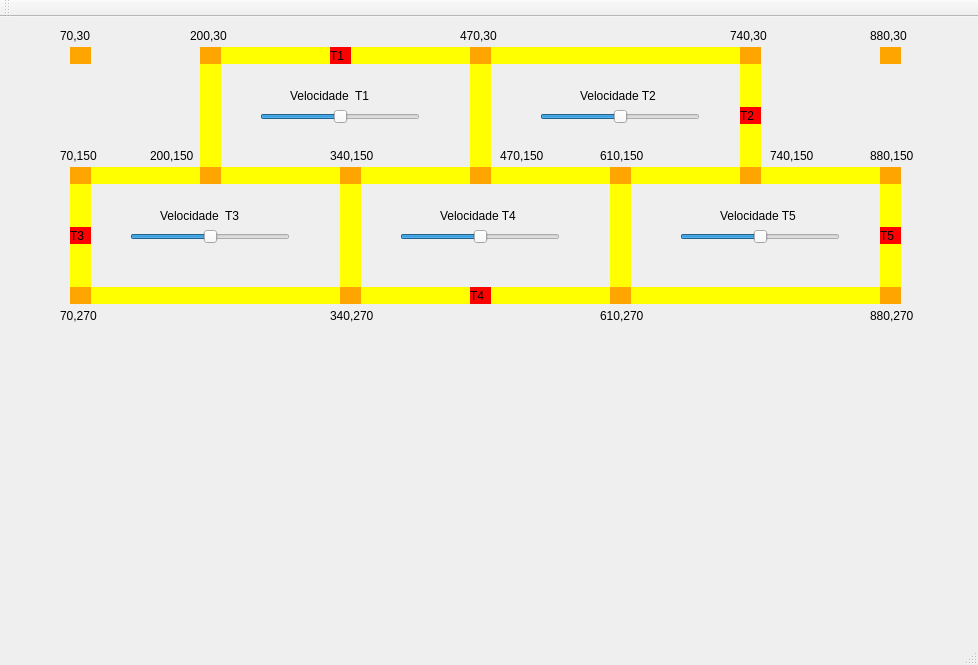
Above: mainwindow.ui from WilliamOliveira5246/TrabalhoSOU2 before the change. Below: the same form after it.
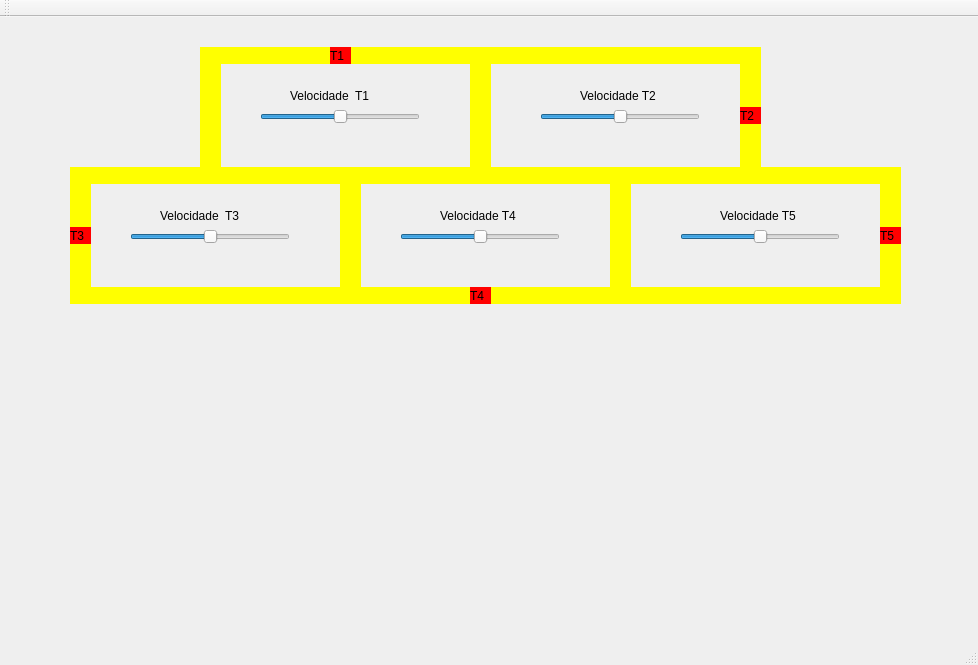
That is the form after the change.

Commit message: feat: Retirada de elementos visuais

The edit to the form file:
```diff
--- a/mainwindow.ui
+++ b/mainwindow.ui
@@ -540,470 +540,6 @@
      <enum>Qt::Horizontal</enum>
     </property>
    </widget>
-   <widget class="QLabel" name="label_6">
-    <property name="geometry">
-     <rect>
-      <x>70</x>
-      <y>30</y>
-      <width>21</width>
-      <height>17</height>
-     </rect>
-    </property>
-    <property name="styleSheet">
-     <string notr="true">background: orange</string>
-    </property>
-    <property name="text">
-     <string/>
-    </property>
-   </widget>
-   <widget class="QLabel" name="label_7">
-    <property name="geometry">
-     <rect>
-      <x>60</x>
-      <y>10</y>
-      <width>41</width>
-      <height>18</height>
-     </rect>
-    </property>
-    <property name="text">
-     <string>70,30</string>
-    </property>
-   </widget>
-   <widget class="QLabel" name="label_8">
-    <property name="geometry">
-     <rect>
-      <x>60</x>
-      <y>130</y>
-      <width>41</width>
-      <height>18</height>
-     </rect>
-    </property>
-    <property name="text">
-     <string>70,150</string>
-    </property>
-   </widget>
-   <widget class="QLabel" name="label_9">
-    <property name="geometry">
-     <rect>
-      <x>70</x>
-      <y>150</y>
-      <width>21</width>
-      <height>17</height>
-     </rect>
-    </property>
-    <property name="styleSheet">
-     <string notr="true">background: orange</string>
-    </property>
-    <property name="text">
-     <string/>
-    </property>
-   </widget>
-   <widget class="QLabel" name="label_10">
-    <property name="geometry">
-     <rect>
-      <x>60</x>
-      <y>290</y>
-      <width>41</width>
-      <height>18</height>
-     </rect>
-    </property>
-    <property name="text">
-     <string>70,270</string>
-    </property>
-   </widget>
-   <widget class="QLabel" name="label_11">
-    <property name="geometry">
-     <rect>
-      <x>70</x>
-      <y>270</y>
-      <width>21</width>
-      <height>17</height>
-     </rect>
-    </property>
-    <property name="styleSheet">
-     <string notr="true">background: orange</string>
-    </property>
-    <property name="text">
-     <string/>
-    </property>
-   </widget>
-   <widget class="QLabel" name="label_12">
-    <property name="geometry">
-     <rect>
-      <x>190</x>
-      <y>10</y>
-      <width>41</width>
-      <height>18</height>
-     </rect>
-    </property>
-    <property name="text">
-     <string>200,30</string>
-    </property>
-   </widget>
-   <widget class="QLabel" name="label_13">
-    <property name="geometry">
-     <rect>
-      <x>200</x>
-      <y>30</y>
-      <width>21</width>
-      <height>17</height>
-     </rect>
-    </property>
-    <property name="styleSheet">
-     <string notr="true">background: orange</string>
-    </property>
-    <property name="text">
-     <string/>
-    </property>
-   </widget>
-   <widget class="QLabel" name="label_14">
-    <property name="geometry">
-     <rect>
-      <x>460</x>
-      <y>10</y>
-      <width>41</width>
-      <height>18</height>
-     </rect>
-    </property>
-    <property name="text">
-     <string>470,30</string>
-    </property>
-   </widget>
-   <widget class="QLabel" name="label_15">
-    <property name="geometry">
-     <rect>
-      <x>470</x>
-      <y>30</y>
-      <width>21</width>
-      <height>17</height>
-     </rect>
-    </property>
-    <property name="styleSheet">
-     <string notr="true">background: orange</string>
-    </property>
-    <property name="text">
-     <string/>
-    </property>
-   </widget>
-   <widget class="QLabel" name="label_16">
-    <property name="geometry">
-     <rect>
-      <x>730</x>
-      <y>10</y>
-      <width>41</width>
-      <height>18</height>
-     </rect>
-    </property>
-    <property name="text">
-     <string>740,30</string>
-    </property>
-   </widget>
-   <widget class="QLabel" name="label_17">
-    <property name="geometry">
-     <rect>
-      <x>740</x>
-      <y>30</y>
-      <width>21</width>
-      <height>17</height>
-     </rect>
-    </property>
-    <property name="styleSheet">
-     <string notr="true">background: orange</string>
-    </property>
-    <property name="text">
-     <string/>
-    </property>
-   </widget>
-   <widget class="QLabel" name="label_18">
-    <property name="geometry">
-     <rect>
-      <x>870</x>
-      <y>10</y>
-      <width>41</width>
-      <height>18</height>
-     </rect>
-    </property>
-    <property name="text">
-     <string>880,30</string>
-    </property>
-   </widget>
-   <widget class="QLabel" name="label_19">
-    <property name="geometry">
-     <rect>
-      <x>880</x>
-      <y>30</y>
-      <width>21</width>
-      <height>17</height>
-     </rect>
-    </property>
-    <property name="styleSheet">
-     <string notr="true">background: orange</string>
-    </property>
-    <property name="text">
-     <string/>
-    </property>
-   </widget>
-   <widget class="QLabel" name="label_20">
-    <property name="geometry">
-     <rect>
-      <x>870</x>
-      <y>130</y>
-      <width>51</width>
-      <height>18</height>
-     </rect>
-    </property>
-    <property name="text">
-     <string>880,150</string>
-    </property>
-   </widget>
-   <widget class="QLabel" name="label_21">
-    <property name="geometry">
-     <rect>
-      <x>880</x>
-      <y>150</y>
-      <width>21</width>
-      <height>17</height>
-     </rect>
-    </property>
-    <property name="styleSheet">
-     <string notr="true">background: orange</string>
-    </property>
-    <property name="text">
-     <string/>
-    </property>
-   </widget>
-   <widget class="QLabel" name="label_22">
-    <property name="geometry">
-     <rect>
-      <x>870</x>
-      <y>290</y>
-      <width>51</width>
-      <height>18</height>
-     </rect>
-    </property>
-    <property name="text">
-     <string>880,270</string>
-    </property>
-   </widget>
-   <widget class="QLabel" name="label_23">
-    <property name="geometry">
-     <rect>
-      <x>880</x>
-      <y>270</y>
-      <width>21</width>
-      <height>17</height>
-     </rect>
-    </property>
-    <property name="styleSheet">
-     <string notr="true">background: orange</string>
-    </property>
-    <property name="text">
-     <string/>
-    </property>
-   </widget>
-   <widget class="QLabel" name="label_24">
-    <property name="geometry">
-     <rect>
-      <x>770</x>
-      <y>130</y>
-      <width>51</width>
-      <height>18</height>
-     </rect>
-    </property>
-    <property name="text">
-     <string>740,150</string>
-    </property>
-   </widget>
-   <widget class="QLabel" name="label_25">
-    <property name="geometry">
-     <rect>
-      <x>740</x>
-      <y>150</y>
-      <width>21</width>
-      <height>17</height>
-     </rect>
-    </property>
-    <property name="styleSheet">
-     <string notr="true">background: orange</string>
-    </property>
-    <property name="text">
-     <string/>
-    </property>
-   </widget>
-   <widget class="QLabel" name="label_26">
-    <property name="geometry">
-     <rect>
-      <x>150</x>
-      <y>130</y>
-      <width>51</width>
-      <height>18</height>
-     </rect>
-    </property>
-    <property name="text">
-     <string>200,150</string>
-    </property>
-   </widget>
-   <widget class="QLabel" name="label_27">
-    <property name="geometry">
-     <rect>
-      <x>200</x>
-      <y>150</y>
-      <width>21</width>
-      <height>17</height>
-     </rect>
-    </property>
-    <property name="styleSheet">
-     <string notr="true">background: orange</string>
-    </property>
-    <property name="text">
-     <string/>
-    </property>
-   </widget>
-   <widget class="QLabel" name="label_28">
-    <property name="geometry">
-     <rect>
-      <x>330</x>
-      <y>130</y>
-      <width>51</width>
-      <height>18</height>
-     </rect>
-    </property>
-    <property name="text">
-     <string>340,150</string>
-    </property>
-   </widget>
-   <widget class="QLabel" name="label_29">
-    <property name="geometry">
-     <rect>
-      <x>340</x>
-      <y>150</y>
-      <width>21</width>
-      <height>17</height>
-     </rect>
-    </property>
-    <property name="styleSheet">
-     <string notr="true">background: orange</string>
-    </property>
-    <property name="text">
-     <string/>
-    </property>
-   </widget>
-   <widget class="QLabel" name="label_30">
-    <property name="geometry">
-     <rect>
-      <x>330</x>
-      <y>290</y>
-      <width>51</width>
-      <height>18</height>
-     </rect>
-    </property>
-    <property name="text">
-     <string>340,270</string>
-    </property>
-   </widget>
-   <widget class="QLabel" name="label_31">
-    <property name="geometry">
-     <rect>
-      <x>340</x>
-      <y>270</y>
-      <width>21</width>
-      <height>17</height>
-     </rect>
-    </property>
-    <property name="styleSheet">
-     <string notr="true">background: orange</string>
-    </property>
-    <property name="text">
-     <string/>
-    </property>
-   </widget>
-   <widget class="QLabel" name="label_32">
-    <property name="geometry">
-     <rect>
-      <x>500</x>
-      <y>130</y>
-      <width>51</width>
-      <height>18</height>
-     </rect>
-    </property>
-    <property name="text">
-     <string>470,150</string>
-    </property>
-   </widget>
-   <widget class="QLabel" name="label_33">
-    <property name="geometry">
-     <rect>
-      <x>470</x>
-      <y>150</y>
-      <width>21</width>
-      <height>17</height>
-     </rect>
-    </property>
-    <property name="styleSheet">
-     <string notr="true">background: orange</string>
-    </property>
-    <property name="text">
-     <string/>
-    </property>
-   </widget>
-   <widget class="QLabel" name="label_34">
-    <property name="geometry">
-     <rect>
-      <x>600</x>
-      <y>290</y>
-      <width>51</width>
-      <height>18</height>
-     </rect>
-    </property>
-    <property name="text">
-     <string>610,270</string>
-    </property>
-   </widget>
-   <widget class="QLabel" name="label_35">
-    <property name="geometry">
-     <rect>
-      <x>610</x>
-      <y>270</y>
-      <width>21</width>
-      <height>17</height>
-     </rect>
-    </property>
-    <property name="styleSheet">
-     <string notr="true">background: orange</string>
-    </property>
-    <property name="text">
-     <string/>
-    </property>
-   </widget>
-   <widget class="QLabel" name="label_36">
-    <property name="geometry">
-     <rect>
-      <x>600</x>
-      <y>130</y>
-      <width>51</width>
-      <height>18</height>
-     </rect>
-    </property>
-    <property name="text">
-     <string>610,150</string>
-    </property>
-   </widget>
-   <widget class="QLabel" name="label_37">
-    <property name="geometry">
-     <rect>
-      <x>610</x>
-      <y>150</y>
-      <width>21</width>
-      <height>17</height>
-     </rect>
-    </property>
-    <property name="styleSheet">
-     <string notr="true">background: orange</string>
-    </property>
-    <property name="text">
-     <string/>
-    </property>
-   </widget>
    <zorder>label_trilho2_4</zorder>
    <zorder>label_trilho2_7</zorder>
    <zorder>label_trilho3_2</zorder>
```
Left out of the diff: 32 changed lines with no effect on the pictures.
